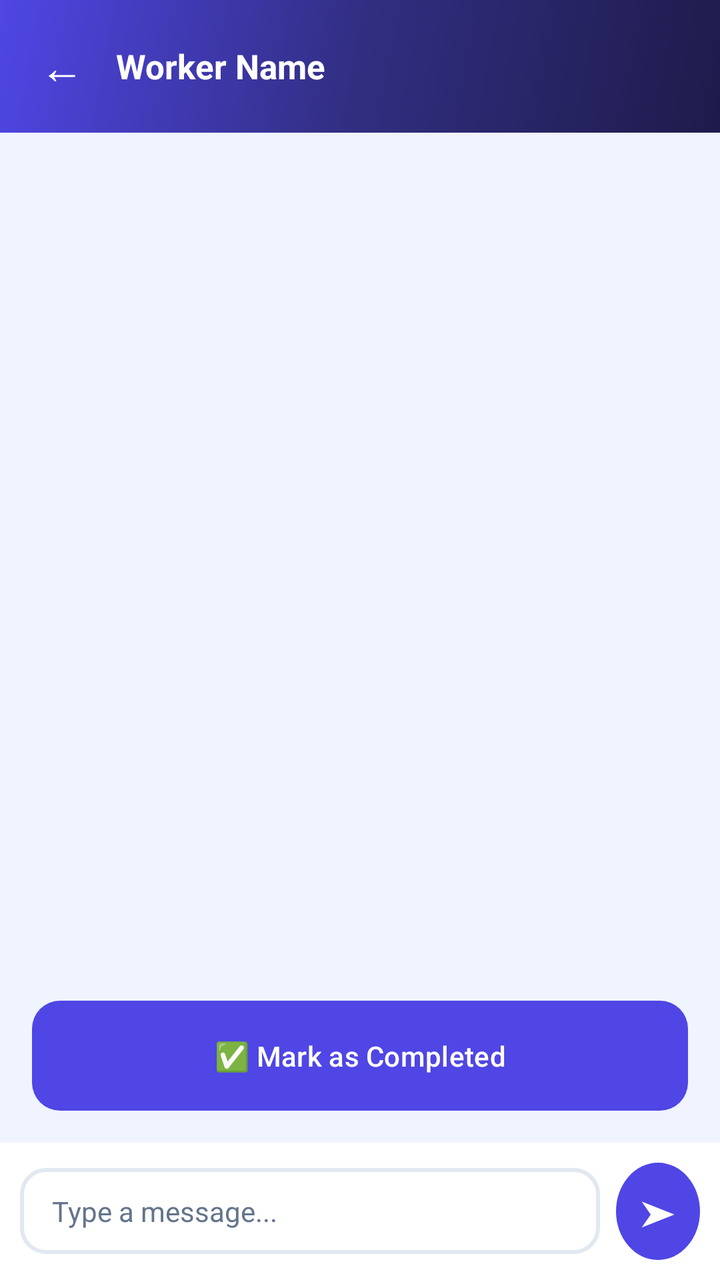
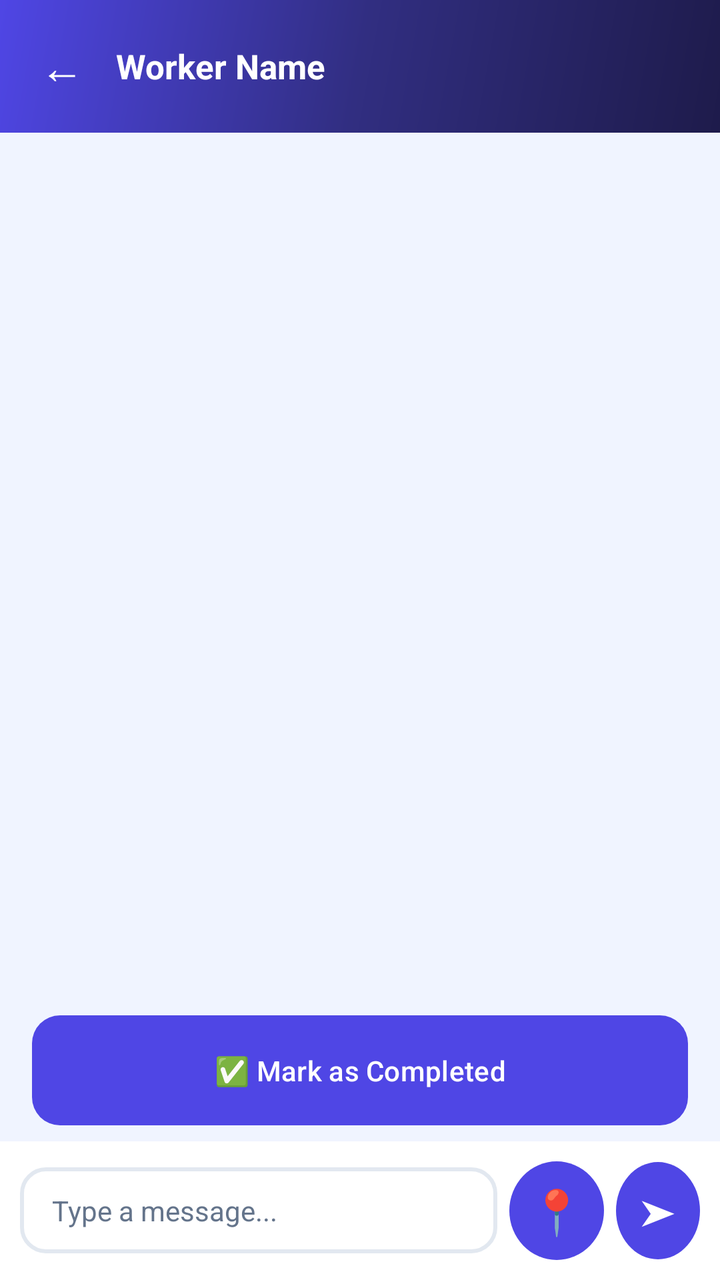

Two renders of the same Android screen: before a commit and after it. Below are the layout's source before the change and the commit's diff.
<!-- AndroidManifest.xml: application theme Theme.TapTask -->
<!-- res/layout/activity_chat.xml -->
<?xml version="1.0" encoding="utf-8"?>
<LinearLayout xmlns:android="http://schemas.android.com/apk/res/android"
    android:layout_width="match_parent"
    android:layout_height="match_parent"
    android:orientation="vertical"
    android:background="@color/bg">

    
    <LinearLayout
        android:layout_width="match_parent"
        android:layout_height="wrap_content"
        android:orientation="horizontal"
        android:gravity="center_vertical"
        android:background="@drawable/bg_gradient_dark"
        android:paddingHorizontal="20dp"
        android:paddingVertical="18dp">

        <TextView
            android:id="@+id/btnBack"
            android:layout_width="wrap_content"
            android:layout_height="wrap_content"
            android:text="←"
            android:textColor="@color/white"
            android:textSize="22sp"
            android:paddingEnd="16dp"/>

        <TextView
            android:id="@+id/tvChatWorkerName"
            android:layout_width="0dp"
            android:layout_height="wrap_content"
            android:layout_weight="1"
            android:text="Worker Name"
            android:textColor="@color/white"
            android:textSize="17sp"
            android:textStyle="bold"/>

    </LinearLayout>

    <ScrollView
        android:layout_width="match_parent"
        android:layout_height="0dp"
        android:layout_weight="1">

        <LinearLayout
            android:id="@+id/chatMessagesContainer"
            android:layout_width="match_parent"
            android:layout_height="wrap_content"
            android:orientation="vertical"
            android:padding="16dp">

            

        </LinearLayout>

    </ScrollView>

    
    <Button
        android:id="@+id/btnMarkCompleted"
        android:layout_width="match_parent"
        android:layout_height="wrap_content"
        android:text="@string/mark_completed"
        style="@style/PillButton"
        android:layout_margin="16dp"/>

    
    <LinearLayout
        android:layout_width="match_parent"
        android:layout_height="wrap_content"
        android:orientation="horizontal"
        android:gravity="center_vertical"
        android:background="@color/card"
        android:padding="10dp">

        <EditText
            android:id="@+id/etChatMessage"
            android:layout_width="0dp"
            android:layout_height="wrap_content"
            android:layout_weight="1"
            style="@style/InputField"
            android:hint="@string/type_message"
            android:layout_marginEnd="8dp"/>

        <TextView
            android:id="@+id/btnSendMessage"
            android:layout_width="wrap_content"
            android:layout_height="wrap_content"
            android:text="➤"
            android:textColor="@color/white"
            android:textSize="18sp"
            android:background="@drawable/circle_avatar_bg"
            android:padding="12dp"
            android:gravity="center"/>

    </LinearLayout>

</LinearLayout>
<!-- resources referenced by this layout -->
<resources>
  <color name="bg">#F0F4FF</color>
  <color name="card">#FFFFFF</color>
  <color name="white">#FFFFFF</color>
  <!-- drawable bg_gradient_dark (drawable) -->
  <?xml version="1.0" encoding="utf-8"?>
  <shape xmlns:android="http://schemas.android.com/apk/res/android">
      <gradient
          android:angle="135"
          android:startColor="#1E1B4B"
          android:centerColor="#312E81"
          android:endColor="#4F46E5"
          android:type="linear"/>
  </shape>
  <!-- drawable circle_avatar_bg (drawable) -->
  <?xml version="1.0" encoding="utf-8"?>
  <shape xmlns:android="http://schemas.android.com/apk/res/android"
      android:shape="oval">
      <solid android:color="@color/primary"/>
  </shape>
  <string name="mark_completed">✅ Mark as Completed</string>
  <string name="type_message">Type a message...</string>
  <style name="InputField">
          <item name="android:background">@drawable/bg_input</item>
          <item name="android:paddingHorizontal">16dp</item>
          <item name="android:paddingVertical">12dp</item>
          <item name="android:textSize">14sp</item>
          <item name="android:textColor">@color/text_main</item>
          <item name="android:textColorHint">@color/muted</item>
      </style>
  <style name="PillButton">
          <item name="android:background">@drawable/bg_btn_primary</item>
          <item name="android:textColor">@color/white</item>
          <item name="android:textAllCaps">false</item>
          <item name="android:fontFamily">sans-serif-medium</item>
          <item name="android:textSize">14sp</item>
          <item name="android:paddingVertical">14dp</item>
      </style>
  <style name="Theme.TapTask" parent="Base.Theme.TapTask" />
  <color name="primary">#4F46E5</color>
  <!-- drawable bg_input (drawable) -->
  <?xml version="1.0" encoding="utf-8"?>
  <shape xmlns:android="http://schemas.android.com/apk/res/android">
      <solid android:color="@color/white"/>
      <stroke android:width="2dp" android:color="@color/border"/>
      <corners android:radius="12dp"/>
  </shape>
  <color name="text_main">#0F172A</color>
  <color name="muted">#64748B</color>
  <!-- drawable bg_btn_primary (drawable) -->
  <?xml version="1.0" encoding="utf-8"?>
  <shape xmlns:android="http://schemas.android.com/apk/res/android">
      <gradient
          android:angle="135"
          android:startColor="@color/primary"
          android:endColor="@color/violet"
          android:type="linear"/>
      <corners android:radius="14dp"/>
  </shape>
  <style name="Base.Theme.TapTask" parent="Theme.Material3.Light.NoActionBar">
          <item name="colorPrimary">@color/primary</item>
          <item name="colorPrimaryDark">@color/primary_dark</item>
          <item name="colorSecondary">@color/violet</item>
          <item name="android:statusBarColor">@color/primary_dark</item>
          <item name="android:windowBackground">@color/bg</item>
      </style>
  <color name="border">#E2E8F0</color>
  <color name="violet">#7C3AED</color>
  <color name="primary_dark">#3730A3</color>
</resources>

<!-- the commit's change to res/layout/activity_chat.xml (unified diff, before → after) -->
@@ -22,7 +22,7 @@
             android:text="←"
             android:textColor="@color/white"
             android:textSize="22sp"
-            android:paddingEnd="16dp"/>
+            android:paddingEnd="16dp" />
 
         <TextView
             android:id="@+id/tvChatWorkerName"
@@ -32,14 +32,17 @@
             android:text="Worker Name"
             android:textColor="@color/white"
             android:textSize="17sp"
-            android:textStyle="bold"/>
+            android:textStyle="bold" />
 
     </LinearLayout>
 
+    
     <ScrollView
+        android:id="@+id/chatScrollView"
         android:layout_width="match_parent"
         android:layout_height="0dp"
-        android:layout_weight="1">
+        android:layout_weight="1"
+        android:fillViewport="true">
 
         <LinearLayout
             android:id="@+id/chatMessagesContainer"
@@ -61,7 +64,10 @@
         android:layout_height="wrap_content"
         android:text="@string/mark_completed"
         style="@style/PillButton"
-        android:layout_margin="16dp"/>
+        android:layout_marginStart="16dp"
+        android:layout_marginEnd="16dp"
+        android:layout_marginTop="8dp"
+        android:layout_marginBottom="8dp" />
 
     
     <LinearLayout
@@ -72,6 +78,7 @@
         android:background="@color/card"
         android:padding="10dp">
 
+        
         <EditText
             android:id="@+id/etChatMessage"
             android:layout_width="0dp"
@@ -79,8 +86,27 @@
             android:layout_weight="1"
             style="@style/InputField"
             android:hint="@string/type_message"
-            android:layout_marginEnd="8dp"/>
+            android:inputType="textCapSentences|textMultiLine"
+            android:maxLines="3"
+            android:layout_marginEnd="6dp" />
 
+        
+        <TextView
+            android:id="@+id/btnSendLocation"
+            android:layout_width="wrap_content"
+            android:layout_height="wrap_content"
+            android:text="📍"
+            android:textSize="22sp"
+            android:textColor="@color/white"
+            android:background="@drawable/circle_avatar_bg"
+            android:padding="10dp"
+            android:gravity="center"
+            android:clickable="true"
+            android:focusable="true"
+            android:layout_marginEnd="6dp"
+            android:contentDescription="Send location" />
+
+        
         <TextView
             android:id="@+id/btnSendMessage"
             android:layout_width="wrap_content"
@@ -90,7 +116,10 @@
             android:textSize="18sp"
             android:background="@drawable/circle_avatar_bg"
             android:padding="12dp"
-            android:gravity="center"/>
+            android:gravity="center"
+            android:clickable="true"
+            android:focusable="true"
+            android:contentDescription="Send message" />
 
     </LinearLayout>
 
